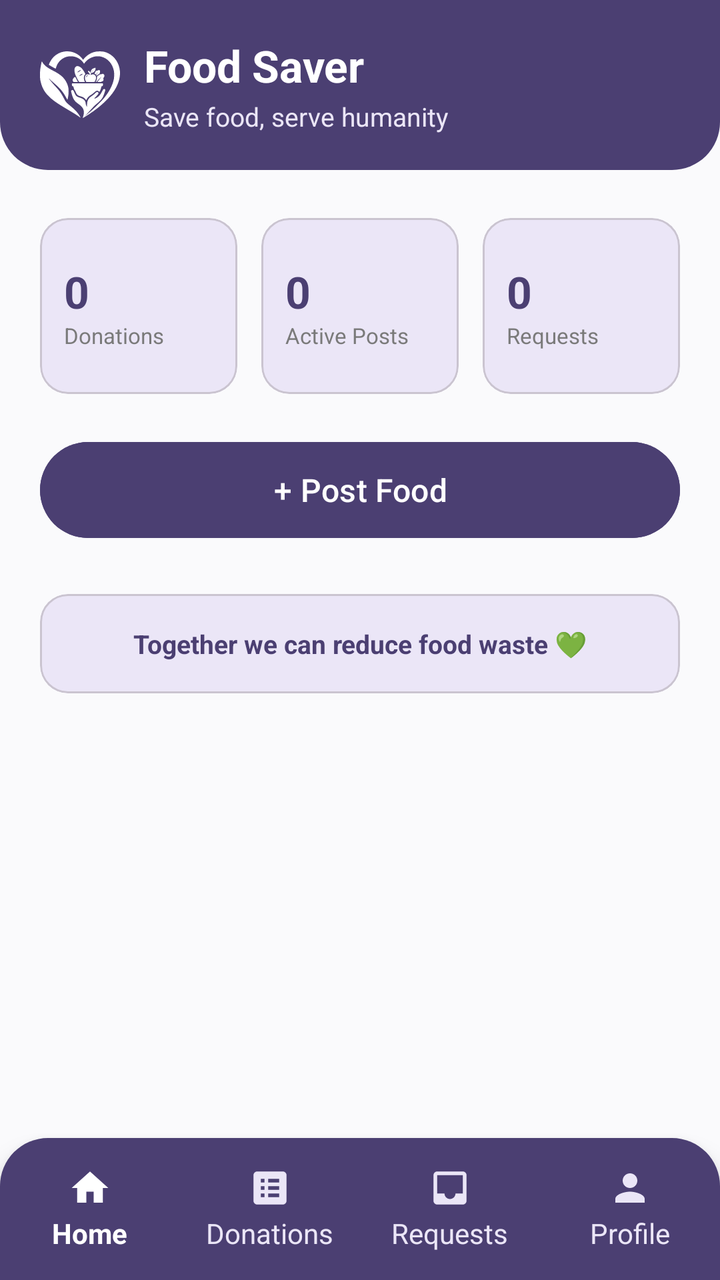
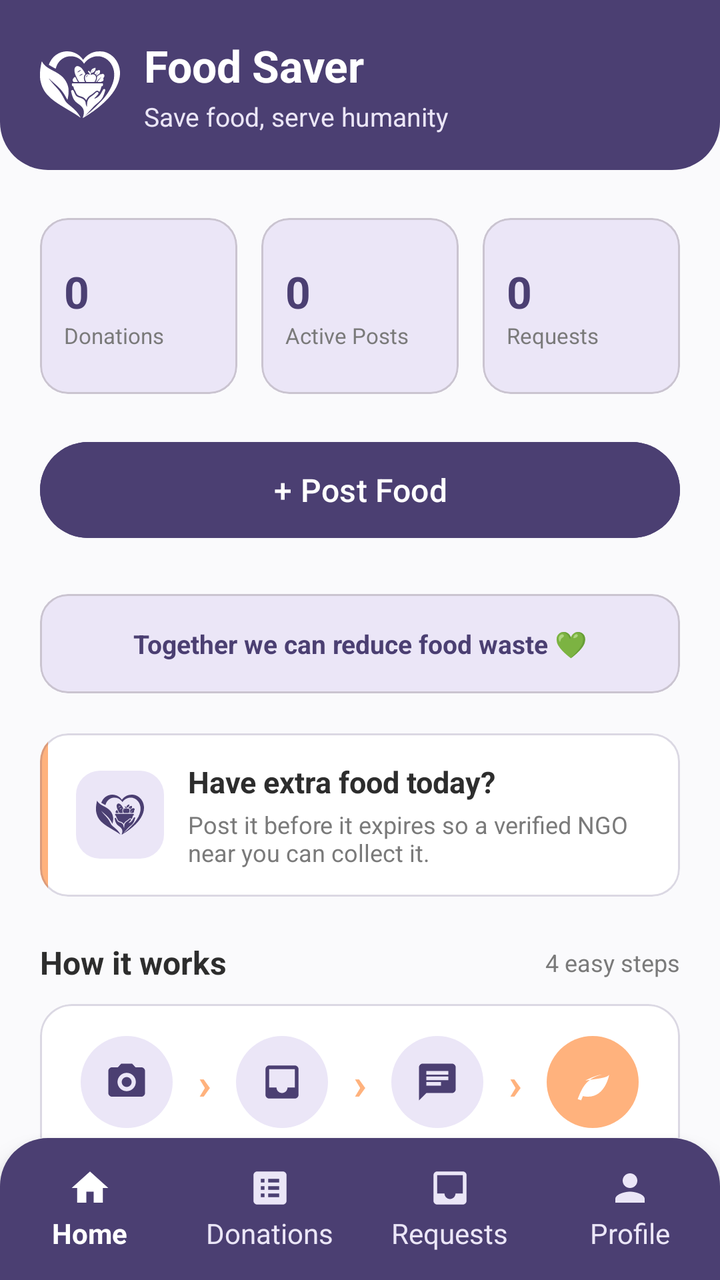

Two renders of the same Android screen: before a commit and after it. Below are the layout's source before the change and the commit's diff.
<!-- AndroidManifest.xml: application theme Theme.Food_saver -->
<!-- res/layout/activity_donor_home.xml -->
<?xml version="1.0" encoding="utf-8"?>
<LinearLayout xmlns:android="http://schemas.android.com/apk/res/android"
    xmlns:app="http://schemas.android.com/apk/res-auto"
    android:layout_width="match_parent"
    android:layout_height="match_parent"
    android:background="@color/cream_background"
    android:orientation="vertical">

    
    <LinearLayout
        android:id="@+id/header"
        android:layout_width="match_parent"
        android:layout_height="wrap_content"
        android:orientation="horizontal"
        android:gravity="center_vertical"
        android:background="@drawable/bg_header_purple"
        android:paddingHorizontal="20dp"
        android:paddingTop="18dp"
        android:paddingBottom="18dp">

        <ImageView
            android:layout_width="40dp"
            android:layout_height="40dp"
            android:contentDescription="Food Saver logo"
            android:src="@drawable/ic_logo_mark"
            app:tint="@color/white" />

        <LinearLayout
            android:layout_width="wrap_content"
            android:layout_height="wrap_content"
            android:layout_marginStart="12dp"
            android:orientation="vertical">

            <TextView
                android:layout_width="wrap_content"
                android:layout_height="wrap_content"
                android:text="Food Saver"
                android:textColor="@color/white"
                android:textSize="22sp"
                android:textStyle="bold" />

            <TextView
                android:layout_width="wrap_content"
                android:layout_height="wrap_content"
                android:layout_marginTop="2dp"
                android:text="Save food, serve humanity"
                android:textColor="@color/cream_light"
                android:textSize="13sp" />
        </LinearLayout>
    </LinearLayout>

    <LinearLayout
        android:layout_width="match_parent"
        android:layout_height="0dp"
        android:layout_weight="1"
        android:orientation="vertical"
        android:padding="20dp">

        
        <LinearLayout
            android:layout_width="match_parent"
            android:layout_height="wrap_content"
            android:layout_marginTop="4dp"
            android:orientation="horizontal"
            android:layout_marginBottom="20dp">

            <com.google.android.material.card.MaterialCardView
                android:layout_width="0dp"
                android:layout_height="88dp"
                android:layout_weight="1"
                android:layout_marginEnd="8dp"
                app:cardBackgroundColor="@color/cream_light"
                app:cardCornerRadius="14dp"
                app:cardElevation="0dp">

                <LinearLayout
                    android:layout_width="match_parent"
                    android:layout_height="match_parent"
                    android:orientation="vertical"
                    android:gravity="center_vertical"
                    android:padding="12dp">

                    <TextView
                        android:id="@+id/tvTotalDonations"
                        android:layout_width="wrap_content"
                        android:layout_height="wrap_content"
                        android:text="0"
                        android:textColor="@color/brown_primary"
                        android:textSize="22sp"
                        android:textStyle="bold" />

                    <TextView
                        android:layout_width="wrap_content"
                        android:layout_height="wrap_content"
                        android:text="Donations"
                        android:maxLines="1"
                        android:ellipsize="end"
                        android:textColor="@color/text_muted"
                        android:textSize="11sp" />
                </LinearLayout>
            </com.google.android.material.card.MaterialCardView>

            <com.google.android.material.card.MaterialCardView
                android:layout_width="0dp"
                android:layout_height="88dp"
                android:layout_weight="1"
                android:layout_marginStart="4dp"
                android:layout_marginEnd="4dp"
                app:cardBackgroundColor="@color/cream_light"
                app:cardCornerRadius="14dp"
                app:cardElevation="0dp">

                <LinearLayout
                    android:layout_width="match_parent"
                    android:layout_height="match_parent"
                    android:orientation="vertical"
                    android:gravity="center_vertical"
                    android:padding="12dp">

                    <TextView
                        android:id="@+id/tvActivePosts"
                        android:layout_width="wrap_content"
                        android:layout_height="wrap_content"
                        android:text="0"
                        android:textColor="@color/brown_primary"
                        android:textSize="22sp"
                        android:textStyle="bold" />

                    <TextView
                        android:layout_width="wrap_content"
                        android:layout_height="wrap_content"
                        android:text="Active Posts"
                        android:maxLines="1"
                        android:ellipsize="end"
                        android:textColor="@color/text_muted"
                        android:textSize="11sp" />
                </LinearLayout>
            </com.google.android.material.card.MaterialCardView>

            <com.google.android.material.card.MaterialCardView
                android:layout_width="0dp"
                android:layout_height="88dp"
                android:layout_weight="1"
                android:layout_marginStart="8dp"
                app:cardBackgroundColor="@color/cream_light"
                app:cardCornerRadius="14dp"
                app:cardElevation="0dp">

                <LinearLayout
                    android:layout_width="match_parent"
                    android:layout_height="match_parent"
                    android:orientation="vertical"
                    android:gravity="center_vertical"
                    android:padding="12dp">

                    <TextView
                        android:id="@+id/tvPendingRequests"
                        android:layout_width="wrap_content"
                        android:layout_height="wrap_content"
                        android:text="0"
                        android:textColor="@color/brown_primary"
                        android:textSize="22sp"
                        android:textStyle="bold" />

                    <TextView
                        android:layout_width="wrap_content"
                        android:layout_height="wrap_content"
                        android:text="Requests"
                        android:maxLines="1"
                        android:ellipsize="end"
                        android:textColor="@color/text_muted"
                        android:textSize="11sp" />
                </LinearLayout>
            </com.google.android.material.card.MaterialCardView>

        </LinearLayout>

        <Button
            android:id="@+id/btnPostFood"
            android:layout_width="match_parent"
            android:layout_height="56dp"
            android:backgroundTint="@color/brown_primary"
            android:text="+ Post Food"
            android:textColor="@color/white"
            android:textSize="16sp" />

        <com.google.android.material.card.MaterialCardView
            android:layout_width="match_parent"
            android:layout_height="wrap_content"
            android:layout_marginTop="24dp"
            app:cardBackgroundColor="@color/soft_lavender"
            app:cardCornerRadius="14dp"
            app:cardElevation="0dp">

            <TextView
                android:layout_width="match_parent"
                android:layout_height="wrap_content"
                android:padding="16dp"
                android:gravity="center"
                android:text="Together we can reduce food waste 💚"
                android:textColor="@color/brown_primary"
                android:textStyle="bold"
                android:textSize="13sp" />
        </com.google.android.material.card.MaterialCardView>

    </LinearLayout>

    
    <LinearLayout
        android:id="@+id/bottomNav"
        android:layout_width="match_parent"
        android:layout_height="wrap_content"
        android:orientation="horizontal"
        android:background="@drawable/bg_bottom_nav"
        android:paddingVertical="14dp"
        android:elevation="8dp">

        <LinearLayout
            android:id="@+id/navHome"
            android:layout_width="0dp"
            android:layout_height="match_parent"
            android:layout_weight="1"
            android:gravity="center"
            android:orientation="vertical"
            android:clickable="true"
            android:focusable="true">
            <ImageView
                android:layout_width="22dp"
                android:layout_height="22dp"
                android:layout_marginBottom="2dp"
                android:src="@drawable/ic_nav_home"
                app:tint="@color/white" />
            <TextView android:layout_width="wrap_content" android:layout_height="wrap_content"
                android:text="Home" android:textColor="@color/white" android:textStyle="bold" />
        </LinearLayout>

        <LinearLayout
            android:id="@+id/navHistory"
            android:layout_width="0dp"
            android:layout_height="match_parent"
            android:layout_weight="1"
            android:gravity="center"
            android:orientation="vertical"
            android:clickable="true"
            android:focusable="true">
            <ImageView
                android:layout_width="22dp"
                android:layout_height="22dp"
                android:layout_marginBottom="2dp"
                android:src="@drawable/ic_nav_donations"
                app:tint="@color/cream_light" />
            <TextView android:layout_width="wrap_content" android:layout_height="wrap_content"
                android:text="Donations" android:textColor="@color/cream_light" />
        </LinearLayout>

        <LinearLayout
            android:id="@+id/navRequests"
            android:layout_width="0dp"
            android:layout_height="match_parent"
            android:layout_weight="1"
            android:gravity="center"
            android:orientation="vertical"
            android:clickable="true"
            android:focusable="true">
            <FrameLayout
                android:layout_width="22dp"
                android:layout_height="22dp"
                android:layout_marginBottom="2dp">
                <ImageView
                    android:layout_width="22dp"
                    android:layout_height="22dp"
                    android:src="@drawable/ic_nav_requests"
                    app:tint="@color/cream_light" />
                <TextView
                    android:id="@+id/tvRequestsBadge"
                    android:layout_width="16dp"
                    android:layout_height="16dp"
                    android:layout_gravity="top|end"
                    android:layout_marginTop="-6dp"
                    android:layout_marginEnd="-8dp"
                    android:background="@drawable/bg_badge_count"
                    android:gravity="center"
                    android:text="1"
                    android:textColor="@color/white"
                    android:textSize="9sp"
                    android:textStyle="bold"
                    android:visibility="gone" />
            </FrameLayout>
            <TextView android:layout_width="wrap_content" android:layout_height="wrap_content"
                android:text="Requests" android:textColor="@color/cream_light" />
        </LinearLayout>

        <LinearLayout
            android:id="@+id/navProfile"
            android:layout_width="0dp"
            android:layout_height="match_parent"
            android:layout_weight="1"
            android:gravity="center"
            android:orientation="vertical"
            android:clickable="true"
            android:focusable="true">
            <ImageView
                android:layout_width="22dp"
                android:layout_height="22dp"
                android:layout_marginBottom="2dp"
                android:src="@drawable/ic_profile_person"
                app:tint="@color/cream_light" />
            <TextView android:layout_width="wrap_content" android:layout_height="wrap_content"
                android:text="Profile" android:textColor="@color/cream_light" />
        </LinearLayout>

    </LinearLayout>

</LinearLayout>
<!-- resources referenced by this layout -->
<resources>
  <color name="brown_primary">@color/indigo_purple</color>
  <color name="cream_background">@color/off_white</color>
  <color name="cream_light">@color/soft_lavender</color>
  <color name="soft_lavender">#EBE6F7</color>
  <color name="text_muted">@color/gray_secondary</color>
  <color name="white">#FFFFFF</color>
  <!-- drawable bg_badge_count (drawable) -->
  <?xml version="1.0" encoding="utf-8"?>
  <shape xmlns:android="http://schemas.android.com/apk/res/android"
      android:shape="oval">
      <solid android:color="@color/error_red" />
      <stroke android:width="1.5dp" android:color="@color/white" />
  </shape>
  <!-- drawable ic_nav_home (drawable) -->
  <vector xmlns:android="http://schemas.android.com/apk/res/android"
      android:width="24dp"
      android:height="24dp"
      android:viewportWidth="24"
      android:viewportHeight="24">
      <path
          android:fillColor="#FF000000"
          android:pathData="M10,20v-6h4v6h5v-8h3L12,3 2,12h3v8z" />
  </vector>
  <style name="Theme.Food_saver" parent="Base.Theme.Food_saver" />
  <color name="indigo_purple">#4B3F72</color>
  <color name="off_white">#FAFAFC</color>
  <color name="gray_secondary">#7A7A7A</color>
  <color name="error_red">#B3261E</color>
  <style name="Base.Theme.Food_saver" parent="Theme.Material3.DayNight.NoActionBar">
          
          
      </style>
  <!-- unchanged entries left out for length: 6 -->
</resources>

<!-- the commit's change to res/layout/activity_donor_home.xml (unified diff, before → after) -->
@@ -6,7 +6,6 @@
     android:background="@color/cream_background"
     android:orientation="vertical">
 
-    
     <LinearLayout
         android:id="@+id/header"
         android:layout_width="match_parent"
@@ -49,10 +48,17 @@
         </LinearLayout>
     </LinearLayout>
 
-    <LinearLayout
+    <ScrollView
         android:layout_width="match_parent"
         android:layout_height="0dp"
         android:layout_weight="1"
+        android:fillViewport="true"
+        android:overScrollMode="never"
+        android:scrollbars="none">
+
+    <LinearLayout
+        android:layout_width="match_parent"
+        android:layout_height="wrap_content"
         android:orientation="vertical"
         android:padding="20dp">
 
@@ -203,9 +209,313 @@
                 android:textSize="13sp" />
         </com.google.android.material.card.MaterialCardView>
 
+        <com.google.android.material.card.MaterialCardView
+            android:layout_width="match_parent"
+            android:layout_height="wrap_content"
+            android:layout_marginTop="20dp"
+            app:cardBackgroundColor="@color/white"
+            app:cardCornerRadius="14dp"
+            app:cardElevation="0dp"
+            app:strokeColor="@color/border_subtle"
+            app:strokeWidth="1dp">
+
+            <LinearLayout
+                android:layout_width="match_parent"
+                android:layout_height="wrap_content"
+                android:orientation="horizontal">
+
+                <View
+                    android:layout_width="4dp"
+                    android:layout_height="match_parent"
+                    android:background="@color/peach_orange" />
+
+                <LinearLayout
+                    android:layout_width="match_parent"
+                    android:layout_height="wrap_content"
+                    android:gravity="center_vertical"
+                    android:orientation="horizontal"
+                    android:paddingStart="14dp"
+                    android:paddingTop="14dp"
+                    android:paddingEnd="16dp"
+                    android:paddingBottom="14dp">
+
+                    <FrameLayout
+                        android:layout_width="44dp"
+                        android:layout_height="44dp"
+                        android:background="@drawable/bg_icon_square">
+                        <ImageView
+                            android:layout_width="24dp"
+                            android:layout_height="24dp"
+                            android:layout_gravity="center"
+                            android:importantForAccessibility="no"
+                            android:src="@drawable/ic_logo_mark"
+                            app:tint="@color/brown_primary" />
+                    </FrameLayout>
+
+                    <LinearLayout
+                        android:layout_width="0dp"
+                        android:layout_height="wrap_content"
+                        android:layout_weight="1"
+                        android:layout_marginStart="12dp"
+                        android:orientation="vertical">
+
+                        <TextView
+                            android:layout_width="wrap_content"
+                            android:layout_height="wrap_content"
+                            android:text="Have extra food today?"
+                            android:textColor="@color/text_dark"
+                            android:textSize="15sp"
+                            android:textStyle="bold" />
+
+                        <TextView
+                            android:layout_width="wrap_content"
+                            android:layout_height="wrap_content"
+                            android:layout_marginTop="3dp"
+                            android:text="Post it before it expires so a verified NGO near you can collect it."
+                            android:textColor="@color/text_muted"
+                            android:textSize="12sp" />
+                    </LinearLayout>
+                </LinearLayout>
+            </LinearLayout>
+        </com.google.android.material.card.MaterialCardView>
+
+        <LinearLayout
+            android:layout_width="match_parent"
+            android:layout_height="wrap_content"
+            android:layout_marginTop="22dp"
+            android:gravity="center_vertical"
+            android:orientation="horizontal">
+
+            <TextView
+                android:layout_width="0dp"
+                android:layout_height="wrap_content"
+                android:layout_weight="1"
+                android:text="How it works"
+                android:textColor="@color/text_dark"
+                android:textSize="16sp"
+                android:textStyle="bold" />
+
+            <TextView
+                android:layout_width="wrap_content"
+                android:layout_height="wrap_content"
+                android:text="4 easy steps"
+                android:textColor="@color/text_muted"
+                android:textSize="12sp" />
+        </LinearLayout>
+
+        <com.google.android.material.card.MaterialCardView
+            android:layout_width="match_parent"
+            android:layout_height="wrap_content"
+            android:layout_marginTop="10dp"
+            app:cardBackgroundColor="@color/white"
+            app:cardCornerRadius="16dp"
+            app:cardElevation="0dp"
+            app:strokeColor="@color/border_subtle"
+            app:strokeWidth="1dp">
+
+            <LinearLayout
+                android:layout_width="match_parent"
+                android:layout_height="wrap_content"
+                android:orientation="horizontal"
+                android:paddingHorizontal="8dp"
+                android:paddingVertical="16dp">
+
+                <LinearLayout
+                    android:layout_width="0dp"
+                    android:layout_height="wrap_content"
+                    android:layout_weight="1"
+                    android:gravity="center_horizontal"
+                    android:orientation="vertical">
+
+                    <FrameLayout
+                        android:layout_width="46dp"
+                        android:layout_height="46dp"
+                        android:background="@drawable/bg_step_circle">
+                        <ImageView
+                            android:layout_width="22dp"
+                            android:layout_height="22dp"
+                            android:layout_gravity="center"
+                            android:importantForAccessibility="no"
+                            android:src="@drawable/ic_camera"
+                            app:tint="@color/brown_primary" />
+                    </FrameLayout>
+
+                    <TextView
+                        android:layout_width="wrap_content"
+                        android:layout_height="wrap_content"
+                        android:layout_marginTop="8dp"
+                        android:text="Post"
+                        android:maxLines="1"
+                        android:textColor="@color/text_dark"
+                        android:textSize="11sp"
+                        android:textStyle="bold" />
+
+                    <TextView
+                        android:layout_width="wrap_content"
+                        android:layout_height="wrap_content"
+                        android:layout_marginTop="1dp"
+                        android:text="Snap food"
+                        android:maxLines="1"
+                        android:textColor="@color/text_muted"
+                        android:textSize="9.5sp" />
+                </LinearLayout>
+
+                <TextView
+                    android:layout_width="wrap_content"
+                    android:layout_height="46dp"
+                    android:gravity="center"
+                    android:text="›"
+                    android:importantForAccessibility="no"
+                    android:textColor="@color/peach_orange"
+                    android:textSize="22sp"
+                    android:textStyle="bold" />
+
+                <LinearLayout
+                    android:layout_width="0dp"
+                    android:layout_height="wrap_content"
+                    android:layout_weight="1"
+                    android:gravity="center_horizontal"
+                    android:orientation="vertical">
+
+                    <FrameLayout
+                        android:layout_width="46dp"
+                        android:layout_height="46dp"
+                        android:background="@drawable/bg_step_circle">
+                        <ImageView
+                            android:layout_width="22dp"
+                            android:layout_height="22dp"
+                            android:layout_gravity="center"
+                            android:importantForAccessibility="no"
+                            android:src="@drawable/ic_nav_requests"
+                            app:tint="@color/brown_primary" />
+                    </FrameLayout>
+
+                    <TextView
+                        android:layout_width="wrap_content"
+                        android:layout_height="wrap_content"
+                        android:layout_marginTop="8dp"
+                        android:text="NGO claims"
+                        android:maxLines="1"
+                        android:textColor="@color/text_dark"
+                        android:textSize="11sp"
+                        android:textStyle="bold" />
+
+                    <TextView
+                        android:layout_width="wrap_content"
+                        android:layout_height="wrap_content"
+                        android:layout_marginTop="1dp"
+                        android:text="Gets request"
+                        android:maxLines="1"
+                        android:textColor="@color/text_muted"
+                        android:textSize="9.5sp" />
+                </LinearLayout>
+
+                <TextView
+                    android:layout_width="wrap_content"
+                    android:layout_height="46dp"
+                    android:gravity="center"
+                    android:text="›"
+                    android:importantForAccessibility="no"
+                    android:textColor="@color/peach_orange"
+                    android:textSize="22sp"
+                    android:textStyle="bold" />
+
+                <LinearLayout
+                    android:layout_width="0dp"
+                    android:layout_height="wrap_content"
+                    android:layout_weight="1"
+                    android:gravity="center_horizontal"
+                    android:orientation="vertical">
+
+                    <FrameLayout
+                        android:layout_width="46dp"
+                        android:layout_height="46dp"
+                        android:background="@drawable/bg_step_circle">
+                        <ImageView
+                            android:layout_width="22dp"
+                            android:layout_height="22dp"
+                            android:layout_gravity="center"
+                            android:importantForAccessibility="no"
+                            android:src="@drawable/ic_chat"
+                            app:tint="@color/brown_primary" />
+                    </FrameLayout>
+
+                    <TextView
+                        android:layout_width="wrap_content"
+                        android:layout_height="wrap_content"
+                        android:layout_marginTop="8dp"
+                        android:text="Chat"
+                        android:maxLines="1"
+                        android:textColor="@color/text_dark"
+                        android:textSize="11sp"
+                        android:textStyle="bold" />
+
+                    <TextView
+                        android:layout_width="wrap_content"
+                        android:layout_height="wrap_content"
+                        android:layout_marginTop="1dp"
+                        android:text="Plan pickup"
+                        android:maxLines="1"
+                        android:textColor="@color/text_muted"
+                        android:textSize="9.5sp" />
+                </LinearLayout>
+
+                <TextView
+                    android:layout_width="wrap_content"
+                    android:layout_height="46dp"
+                    android:gravity="center"
+                    android:text="›"
+                    android:importantForAccessibility="no"
+                    android:textColor="@color/peach_orange"
+                    android:textSize="22sp"
+                    android:textStyle="bold" />
+
+                <LinearLayout
+                    android:layout_width="0dp"
+                    android:layout_height="wrap_content"
+                    android:layout_weight="1"
+                    android:gravity="center_horizontal"
+                    android:orientation="vertical">
+
+                    <FrameLayout
+                        android:layout_width="46dp"
+                        android:layout_height="46dp"
+                        android:background="@drawable/bg_step_circle_accent">
+                        <ImageView
+                            android:layout_width="22dp"
+                            android:layout_height="22dp"
+                            android:layout_gravity="center"
+                            android:importantForAccessibility="no"
+                            android:src="@drawable/ic_leaf_small"
+                            app:tint="@color/white" />
+                    </FrameLayout>
+
+                    <TextView
+                        android:layout_width="wrap_content"
+                        android:layout_height="wrap_content"
+                        android:layout_marginTop="8dp"
+                        android:text="Saved!"
+                        android:maxLines="1"
+                        android:textColor="@color/text_dark"
+                        android:textSize="11sp"
+                        android:textStyle="bold" />
+
+                    <TextView
+                        android:layout_width="wrap_content"
+                        android:layout_height="wrap_content"
+                        android:layout_marginTop="1dp"
+                        android:text="Food shared"
+                        android:maxLines="1"
+                        android:textColor="@color/text_muted"
+                        android:textSize="9.5sp" />
+                </LinearLayout>
+
+            </LinearLayout>
+        </com.google.android.material.card.MaterialCardView>
+
     </LinearLayout>
-
-    
+    </ScrollView>
+
     <LinearLayout
         android:id="@+id/bottomNav"
         android:layout_width="match_parent"
<!-- resource entries referenced after the edit -->
@@ -1,9 +1,12 @@
 <!-- resources referenced by this layout -->
 <resources>
+  <color name="border_subtle">#334B3F72</color>
   <color name="brown_primary">@color/indigo_purple</color>
   <color name="cream_background">@color/off_white</color>
   <color name="cream_light">@color/soft_lavender</color>
+  <color name="peach_orange">#FFB27D</color>
   <color name="soft_lavender">#EBE6F7</color>
+  <color name="text_dark">@color/charcoal</color>
   <color name="text_muted">@color/gray_secondary</color>
   <color name="white">#FFFFFF</color>
   <!-- drawable bg_badge_count (drawable) -->
@@ -13,6 +16,58 @@
       <solid android:color="@color/error_red" />
       <stroke android:width="1.5dp" android:color="@color/white" />
   </shape>
+  <!-- drawable bg_icon_square (drawable) -->
+  <?xml version="1.0" encoding="utf-8"?>
+  <shape xmlns:android="http://schemas.android.com/apk/res/android"
+      android:shape="rectangle">
+      <solid android:color="@color/soft_lavender" />
+      <corners android:radius="12dp" />
+  </shape>
+  <!-- drawable bg_step_circle (drawable) -->
+  <?xml version="1.0" encoding="utf-8"?>
+  <shape xmlns:android="http://schemas.android.com/apk/res/android"
+      android:shape="oval">
+      <solid android:color="@color/soft_lavender" />
+  </shape>
+  <!-- drawable bg_step_circle_accent (drawable) -->
+  <?xml version="1.0" encoding="utf-8"?>
+  <shape xmlns:android="http://schemas.android.com/apk/res/android"
+      android:shape="oval">
+      <solid android:color="@color/peach_orange" />
+  </shape>
+  <!-- drawable ic_camera (drawable) -->
+  <vector xmlns:android="http://schemas.android.com/apk/res/android"
+      android:width="22dp"
+      android:height="22dp"
+      android:viewportWidth="24"
+      android:viewportHeight="24">
+      <path
+          android:fillColor="#FFFFFFFF"
+          android:pathData="M9,2L7.17,4H4c-1.1,0 -2,0.9 -2,2v12c0,1.1 0.9,2 2,2h16c1.1,0 2,-0.9 2,-2L22,6c0,-1.1 -0.9,-2 -2,-2h-3.17L15,2L9,2zM12,17c-2.76,0 -5,-2.24 -5,-5s2.24,-5 5,-5 5,2.24 5,5 -2.24,5 -5,5z" />
+      <path
+          android:fillColor="#FFFFFFFF"
+          android:pathData="M12,9.3c-1.49,0 -2.7,1.21 -2.7,2.7s1.21,2.7 2.7,2.7 2.7,-1.21 2.7,-2.7 -1.21,-2.7 -2.7,-2.7z" />
+  </vector>
+  <!-- drawable ic_chat (drawable) -->
+  <vector xmlns:android="http://schemas.android.com/apk/res/android"
+      android:width="20dp"
+      android:height="20dp"
+      android:viewportWidth="24"
+      android:viewportHeight="24">
+      <path
+          android:fillColor="#FFFFFFFF"
+          android:pathData="M20,2H4c-1.1,0 -2,0.9 -2,2v18l4,-4h14c1.1,0 2,-0.9 2,-2L22,4c0,-1.1 -0.9,-2 -2,-2zM6,9h12v2L6,11L6,9zM14,14L6,14v-2h8v2zM18,8L6,8L6,6h12v2z" />
+  </vector>
+  <!-- drawable ic_leaf_small (drawable) -->
+  <vector xmlns:android="http://schemas.android.com/apk/res/android"
+      android:width="24dp"
+      android:height="24dp"
+      android:viewportWidth="24"
+      android:viewportHeight="24">
+      <path
+          android:fillColor="@color/brown_primary"
+          android:pathData="M17,8C8,10 5.9,16.17 3.82,21.34l1.89,0.66 0.95,-2.3C7.46,19.87 8.5,20 9.5,20 19,20 21,8 21,8c-1,2 -8,2.25 -13,3.25C10,10 15,8 17,8z" />
+  </vector>
   <!-- drawable ic_nav_home (drawable) -->
   <vector xmlns:android="http://schemas.android.com/apk/res/android"
       android:width="24dp"
@@ -26,11 +81,10 @@
   <style name="Theme.Food_saver" parent="Base.Theme.Food_saver" />
   <color name="indigo_purple">#4B3F72</color>
   <color name="off_white">#FAFAFC</color>
+  <color name="charcoal">#2D2D2D</color>
   <color name="gray_secondary">#7A7A7A</color>
   <color name="error_red">#B3261E</color>
   <style name="Base.Theme.Food_saver" parent="Theme.Material3.DayNight.NoActionBar">
-          
-          
       </style>
   <!-- unchanged entries left out for length: 6 -->
 </resources>
